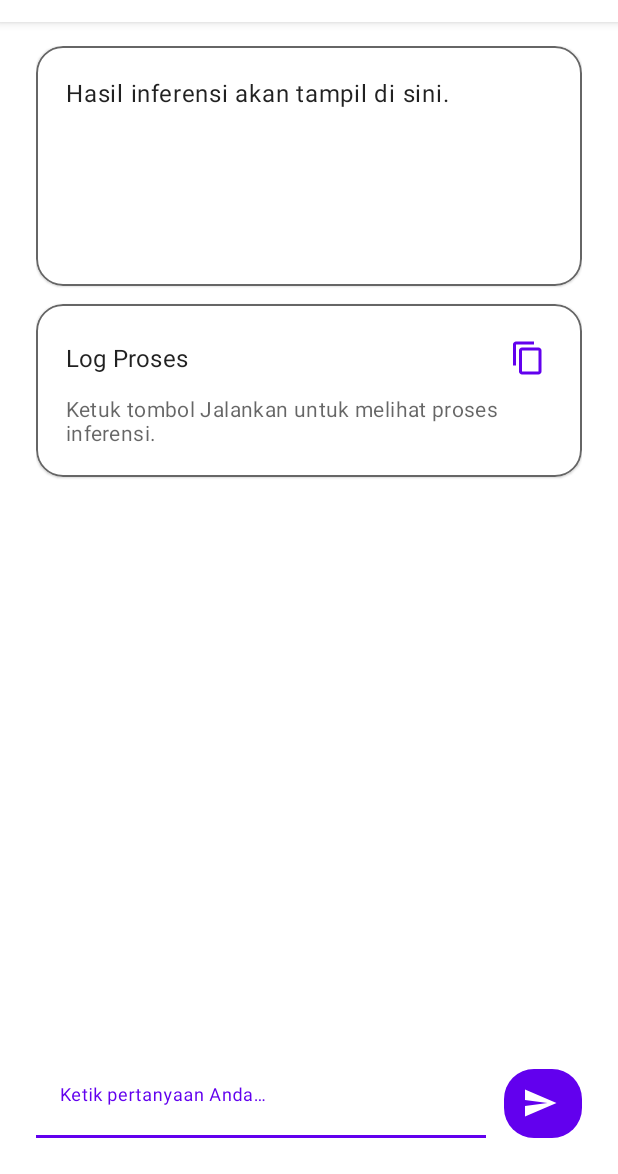
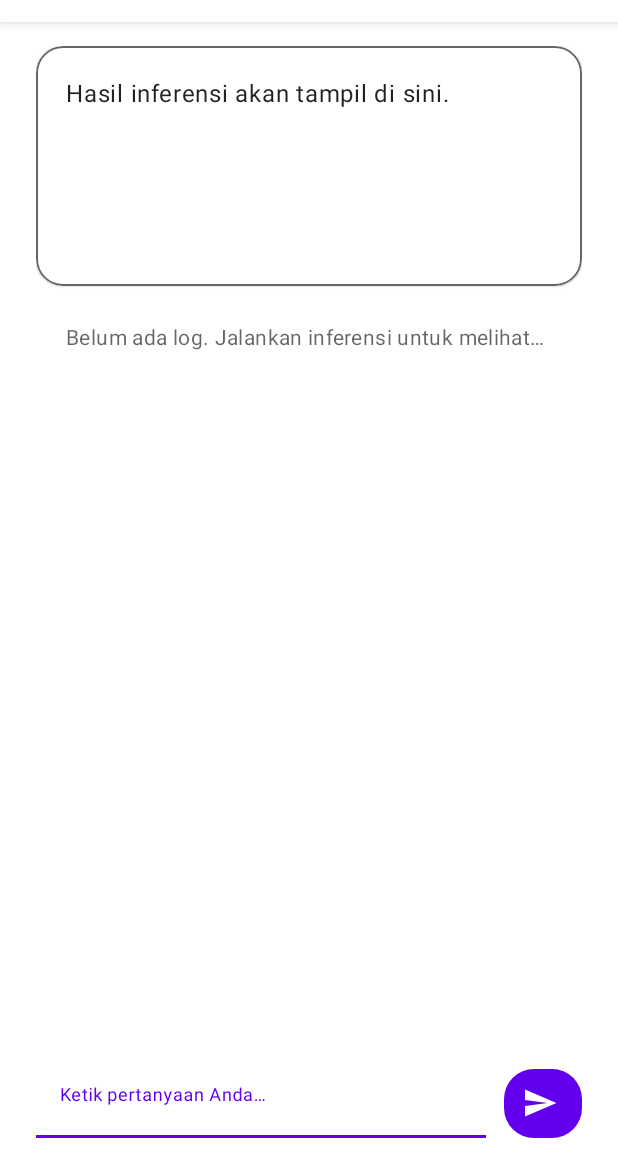
Before and after one commit to cicero78M/cicero.ai, an Android app: the screen it shows after launch (MainActivity), on a phone screen of 412 x 824 dp, the part 62-1236 px from its top. Run offline under Robolectric (Android 15) with nearby library versions, the phone set to English and light mode, and no system bars.

```diff
--- a/app/src/main/java/com/cicero/ciceroai/MainActivity.kt
+++ b/app/src/main/java/com/cicero/ciceroai/MainActivity.kt
@@ -1,8 +1,5 @@
 package com.cicero.ciceroai
 
-import android.content.ClipData
-import android.content.ClipboardManager
-import android.content.Context
 import android.os.Bundle
 import android.view.Gravity
 import android.view.View
@@ -20,7 +17,6 @@ import androidx.lifecycle.lifecycleScope
 import androidx.lifecycle.repeatOnLifecycle
 import com.cicero.ciceroai.databinding.ActivityMainBinding
 import com.google.android.material.chip.Chip
-import com.google.android.material.snackbar.Snackbar
 import kotlinx.coroutines.launch
 
 class MainActivity : AppCompatActivity() {
@@ -88,17 +84,6 @@ class MainActivity : AppCompatActivity() {
             viewModel.onPromptTemplateChanged(text?.toString().orEmpty())
         }
 
-        binding.copyLogButton.setOnClickListener {
-            val clipboard = getSystemService(Context.CLIPBOARD_SERVICE) as ClipboardManager
-            val clip = ClipData.newPlainText(
-                getString(R.string.log_clipboard_label),
-                binding.logView.text?.toString().orEmpty()
-            )
-            clipboard.setPrimaryClip(clip)
-            Snackbar.make(binding.root, R.string.log_copied_confirmation, Snackbar.LENGTH_SHORT)
-                .show()
-        }
-
         lifecycleScope.launch {
             repeatOnLifecycle(Lifecycle.State.STARTED) {
                 viewModel.uiState.collect { state ->
@@ -133,11 +118,7 @@ class MainActivity : AppCompatActivity() {
 
         binding.promptInputLayout.error = state.promptError
         binding.outputView.text = state.outputText
-        binding.logView.text = if (state.logMessages.isEmpty()) {
-            getString(R.string.log_placeholder)
-        } else {
-            state.logMessages.joinToString(separator = "\n")
-        }
+        binding.logTicker.text = state.logMessages.lastOrNull() ?: getString(R.string.log_placeholder)
 
         updateModelSpinner(state.downloadedModels, state.selectedModelName)
         updateDownloadedModels(state.downloadedModels)
--- a/app/src/main/res/layout/activity_main.xml
+++ b/app/src/main/res/layout/activity_main.xml
@@ -84,60 +84,20 @@
                             android:textColor="?android:attr/textColorPrimary" />
                     </com.google.android.material.card.MaterialCardView>
 
-                    <com.google.android.material.card.MaterialCardView
-                        android:id="@+id/logCard"
+                    <TextView
+                        android:id="@+id/logTicker"
                         android:layout_width="match_parent"
                         android:layout_height="wrap_content"
                         android:layout_marginBottom="16dp"
-                        app:cardBackgroundColor="?attr/colorSurface"
-                        app:cardCornerRadius="18dp"
-                        app:cardElevation="1dp"
-                        app:strokeColor="?android:attr/textColorSecondary"
-                        app:strokeWidth="1dp">
-
-                        <LinearLayout
-                            android:layout_width="match_parent"
-                            android:layout_height="wrap_content"
-                            android:orientation="vertical"
-                            android:padding="20dp">
-
-                            <LinearLayout
-                                android:layout_width="match_parent"
-                                android:layout_height="wrap_content"
-                                android:layout_marginBottom="8dp"
-                                android:gravity="center_vertical"
-                                android:orientation="horizontal">
-
-                                <TextView
-                                    android:id="@+id/logTitle"
-                                    android:layout_width="0dp"
-                                    android:layout_height="wrap_content"
-                                    android:layout_marginEnd="12dp"
-                                    android:layout_weight="1"
-                                    android:text="@string/log_section_title"
-                                    android:textAppearance="@style/TextAppearance.MaterialComponents.Subtitle1"
-                                    android:textColor="?android:attr/textColorPrimary" />
-
-                                <ImageButton
-                                    android:id="@+id/copyLogButton"
-                                    android:layout_width="wrap_content"
-                                    android:layout_height="wrap_content"
-                                    android:background="?attr/selectableItemBackgroundBorderless"
-                                    android:contentDescription="@string/log_copy_content_description"
-                                    android:padding="4dp"
-                                    android:src="@drawable/ic_content_copy"
-                                    android:tint="?attr/colorPrimary" />
-                            </LinearLayout>
-
-                            <TextView
-                                android:id="@+id/logView"
-                                android:layout_width="match_parent"
-                                android:layout_height="wrap_content"
-                                android:text="@string/log_placeholder"
-                                android:textAppearance="@style/TextAppearance.MaterialComponents.Body2"
-                                android:textColor="?android:attr/textColorSecondary" />
-                        </LinearLayout>
-                    </com.google.android.material.card.MaterialCardView>
+                        android:ellipsize="end"
+                        android:paddingStart="20dp"
+                        android:paddingEnd="20dp"
+                        android:paddingTop="12dp"
+                        android:paddingBottom="12dp"
+                        android:singleLine="true"
+                        android:text="@string/log_placeholder"
+                        android:textAppearance="@style/TextAppearance.MaterialComponents.Body2"
+                        android:textColor="?android:attr/textColorSecondary" />
                 </LinearLayout>
             </androidx.core.widget.NestedScrollView>
 
--- a/app/src/main/res/values/strings.xml
+++ b/app/src/main/res/values/strings.xml
@@ -17,7 +17,7 @@
     <string name="download_progress_with_total">Mengunduh %1$d%% (%2$s dari %3$s)</string>
     <string name="download_progress_without_total">Mengunduh %1$s</string>
     <string name="log_section_title">Log Proses</string>
-    <string name="log_placeholder">Ketuk tombol Jalankan untuk melihat proses inferensi.</string>
+    <string name="log_placeholder">Belum ada log. Jalankan inferensi untuk melihat status terbaru.</string>
     <string name="log_inference_prompt_empty">Prompt kosong. Isi prompt terlebih dahulu sebelum menjalankan inferensi.</string>
     <string name="log_inference_started">Memulai proses inferensi.</string>
     <string name="log_inference_preparing_prompt">Membersihkan dan menyiapkan prompt.</string>
@@ -42,7 +42,4 @@
     <string name="title_download">Download Model</string>
     <string name="title_settings">Setting</string>
     <string name="menu_navigation_content_description">Buka menu navigasi</string>
-    <string name="log_copy_content_description">Salin log</string>
-    <string name="log_clipboard_label">Log Cicero.AI</string>
-    <string name="log_copied_confirmation">Log berhasil disalin ke clipboard.</string>
 </resources>
```
